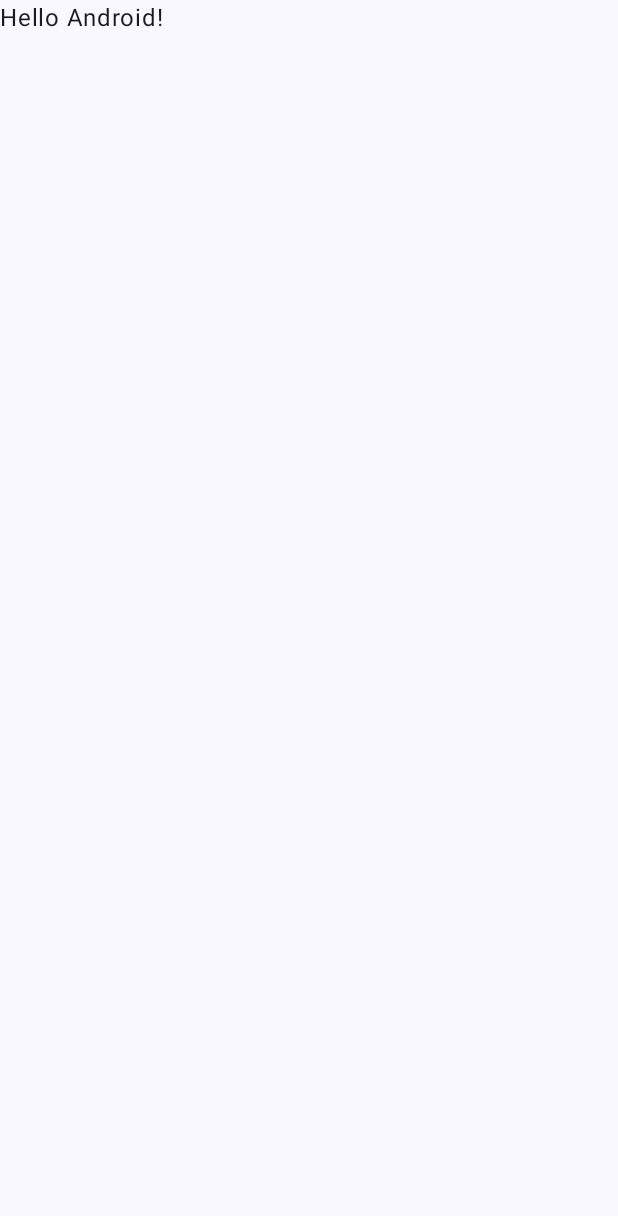
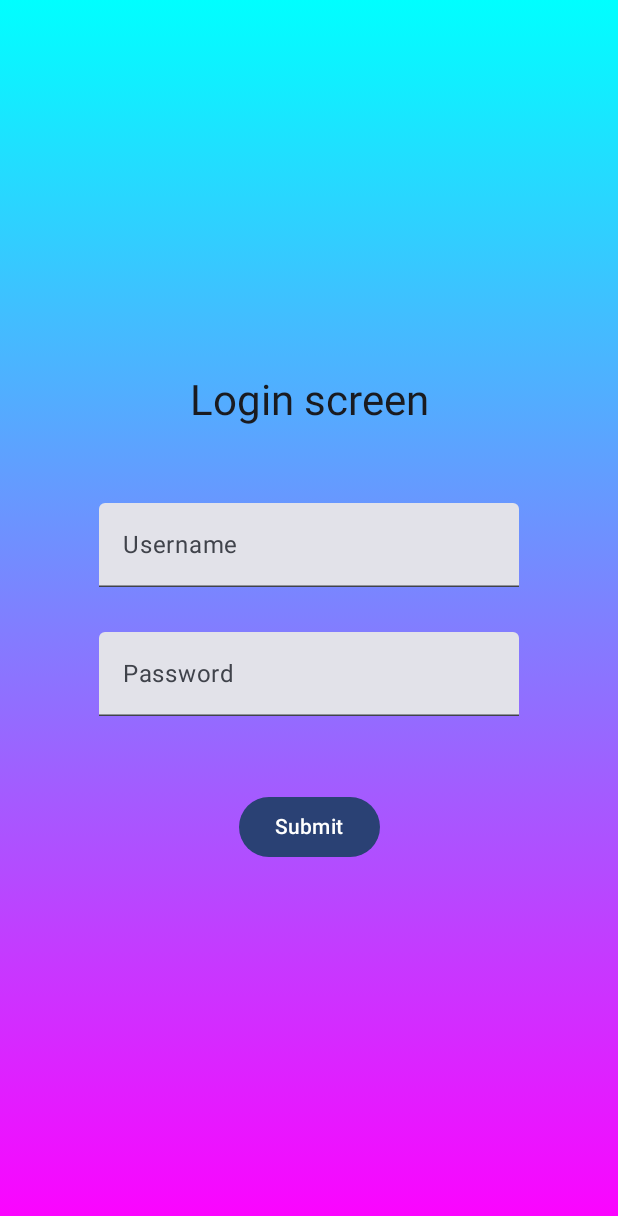
Before and after one commit to ayushribhuyan/SI-GuidedProject-580071-1694165619, an Android app built with Jetpack Compose: the screen it shows after launch (MainActivity), on a phone screen of 412 x 824 dp. Before the commit the part shown is almost empty. Shown: the top 1216 px of the screen. Run offline under Robolectric (Android 15) with nearby library versions, the phone set to English and light mode, and no system bars.

Commit message:
Changes added

```diff
--- a/AssignmentThree/app/src/main/java/com/example/assignmentthree/MainActivity.kt
+++ b/AssignmentThree/app/src/main/java/com/example/assignmentthree/MainActivity.kt
@@ -3,13 +3,29 @@ package com.example.assignmentthree
 import android.os.Bundle
 import androidx.activity.ComponentActivity
 import androidx.activity.compose.setContent
+import androidx.compose.foundation.background
+import androidx.compose.foundation.layout.Arrangement
+import androidx.compose.foundation.layout.Column
+import androidx.compose.foundation.layout.Spacer
 import androidx.compose.foundation.layout.fillMaxSize
+import androidx.compose.foundation.layout.height
+import androidx.compose.foundation.layout.padding
+import androidx.compose.foundation.text.KeyboardOptions
+import androidx.compose.material3.Button
+import androidx.compose.material3.ExperimentalMaterial3Api
 import androidx.compose.material3.MaterialTheme
 import androidx.compose.material3.Surface
 import androidx.compose.material3.Text
+import androidx.compose.material3.TextField
 import androidx.compose.runtime.Composable
+import androidx.compose.runtime.mutableStateOf
+import androidx.compose.runtime.remember
+import androidx.compose.ui.Alignment
 import androidx.compose.ui.Modifier
+import androidx.compose.ui.graphics.Brush
+import androidx.compose.ui.graphics.Color
 import androidx.compose.ui.tooling.preview.Preview
+import androidx.compose.ui.unit.dp
 import com.example.assignmentthree.ui.theme.AssignmentThreeTheme
 
 class MainActivity : ComponentActivity() {
@@ -22,25 +38,86 @@ class MainActivity : ComponentActivity() {
                     modifier = Modifier.fillMaxSize(),
                     color = MaterialTheme.colorScheme.background
                 ) {
-                    Greeting("Android")
+
+                    LinearGradient()
                 }
             }
         }
     }
 }
 
+@OptIn(ExperimentalMaterial3Api::class)
 @Composable
-fun Greeting(name: String, modifier: Modifier = Modifier) {
-    Text(
-        text = "Hello $name!",
-        modifier = modifier
-    )
+fun LinearGradient() {
+    Column(
+        modifier = Modifier
+            .fillMaxSize().
+                        background(brush = Brush.verticalGradient(
+                colors = listOf(
+                    Color.Cyan,
+                    Color.Magenta
+                )
+            )).
+            padding(16.dp),
+        horizontalAlignment = Alignment.CenterHorizontally,
+        verticalArrangement = Arrangement.Center
+    ) {
+
+        val username = remember {
+            mutableStateOf("")
+        }
+        val password = remember {
+            mutableStateOf("")
+        }
+
+        // Title
+        Text(
+            text = "Login screen",
+            style = MaterialTheme.typography.headlineMedium,
+            modifier = Modifier
+                .align(Alignment.CenterHorizontally)
+        )
+
+        Spacer(modifier = Modifier.height(50.dp))
+
+        // Username text field
+        TextField(
+            value = username.value,
+            label = { Text(text = "Username")},
+            onValueChange = {},
+        )
+
+        Spacer(modifier = Modifier.height(30.dp))
+
+
+        // Password text field
+        TextField(
+            value = password.value,
+            onValueChange = {},
+            label = { Text(text = "Password")},
+            singleLine = true,
+            keyboardOptions = KeyboardOptions.Default,
+
+            )
+
+        Spacer(modifier = Modifier.height(50.dp))
+
+        // Submit button
+//        val teal200 = Color(0xFF03DAC5)
+        Button(
+//            colors = ButtonDefaults.buttonColors(
+//                containerColor = Color.White,
+//                contentColor = teal200),
+            modifier = Modifier.align(Alignment.CenterHorizontally),
+            onClick = { /*TODO: Handle login*/ },
+        ) {
+            Text("Submit")
+        }
+    }
 }
 
 @Preview(showBackground = true)
 @Composable
-fun GreetingPreview() {
-    AssignmentThreeTheme {
-        Greeting("Android")
-    }
+fun LinearGradientPreview() {
+    LinearGradient ()
 }
```
